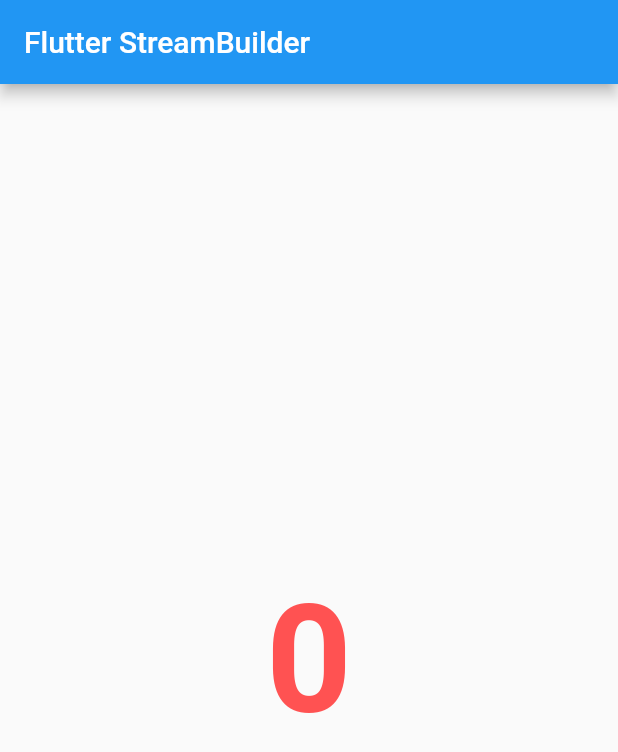
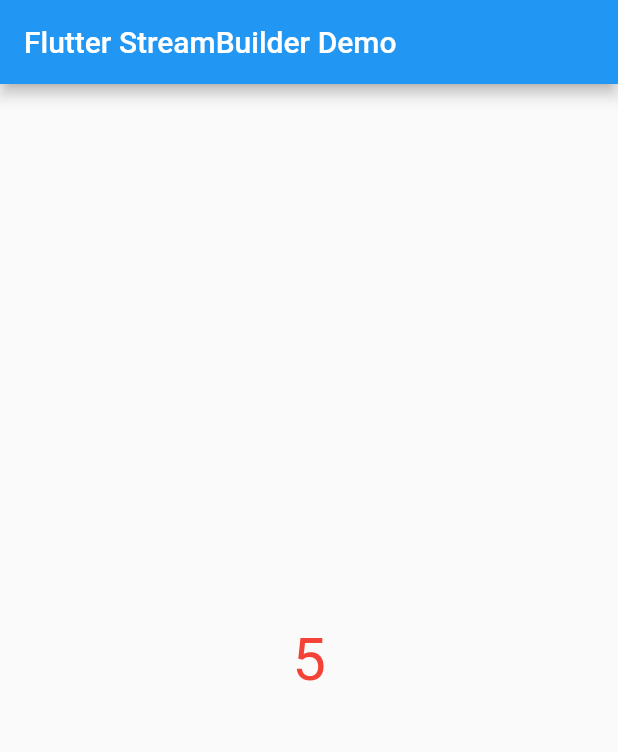
Before and after one commit to merlindensynw/Stream_Builder, a Flutter app: the screen it shows after launch, on a phone screen of 412 x 824 dp. Shown: the top 752 px of the screen. Run offline on Flutter 3.47's test engine with Material 2 defaults, Android fonts, the phone set to English and light mode, and no system bars.

Commit message:
Stream Builder

```diff
--- a/lib/main.dart
+++ b/lib/main.dart
@@ -13,49 +13,86 @@ class MyApp extends StatelessWidget {
         primarySwatch: Colors.blue,
         visualDensity: VisualDensity.adaptivePlatformDensity,
       ),
-      home: HomePage(),
+      home:   StreamBuilderDemo(),
       debugShowCheckedModeBanner: false,
     );
   }
 }
 
-class HomePage extends StatefulWidget {
-  const HomePage({Key? key}) : super(key: key);
+Stream<int> generateNumbers = (() async* {
+  await Future<void>.delayed(Duration(seconds: 2));
+
+  for (int i = 1; i <= 10; i++) {
+    await Future<void>.delayed(Duration(seconds: 1));
+    yield i;
+  }
+})();
+
+class StreamBuilderDemo extends StatefulWidget {
+  @override
+  State<StatefulWidget> createState() {
+    return _StreamBuilderDemoState ();
+  }
+}
+
+class _StreamBuilderDemoState extends State<StreamBuilderDemo> {
 
   @override
-  State<HomePage> createState() => _HomePageState();
-}
-
-class _HomePageState extends State<HomePage> {
-  var _count=0;
+  initState() {
+    super.initState();
+  }
 
   @override
   Widget build(BuildContext context) {
     return Scaffold(
-      appBar: AppBar(title: Text("Flutter StreamBuilder")),
-      body: Center(child: _buildStramBuilder()),
+      appBar: AppBar(
+        automaticallyImplyLeading: false,
+        title: const Text('Flutter StreamBuilder Demo'),
+      ),
+      body: SizedBox(
+        width: double.infinity,
+        child: Center(
+          child: StreamBuilder<int>(
+            stream: generateNumbers,
+            initialData: 0,
+            builder: (
+                BuildContext context,
+                AsyncSnapshot<int> snapshot,
+                ) {
+              if (snapshot.connectionState == ConnectionState.waiting) {
+                return Column(
+                  crossAxisAlignment: CrossAxisAlignment.center,
+                  mainAxisAlignment: MainAxisAlignment.center,
+                  children: [
+                    CircularProgressIndicator(),
+                    Visibility(
+                      visible: snapshot.hasData,
+                      child: Text(
+                        snapshot.data.toString(),
+                        style: const TextStyle(color: Colors.black, fontSize: 24),
+                      ),
+                    ),
+                  ],
+                );
+              } else if (snapshot.connectionState == ConnectionState.active
+                  || snapshot.connectionState == ConnectionState.done) {
+                if (snapshot.hasError) {
+                  return const Text('Error');
+                } else if (snapshot.hasData) {
+                  return Text(
+                      snapshot.data.toString(),
+                      style: const TextStyle(color: Colors.red, fontSize: 40)
+                  );
+                } else {
+                  return const Text('Empty data');
+                }
+              } else {
+                return Text('State: ${snapshot.connectionState}');
+              }
+            },
+          ),
+        ),
+      ),
     );
   }
-  _buildStramBuilder(){
-    return StreamBuilder(
-      stream: _increaseCount(),
-        builder:(context,snapshot) {
-         if(snapshot.connectionState == ConnectionState.active){
-           return Center(
-             child: Text(
-               '${snapshot.data}',
-               style: TextStyle(fontSize: 100,color:Colors.redAccent,fontWeight: FontWeight.bold),
-             ),
-           );
-         }
-         return CircularProgressIndicator();
-      }
-    );
-  }
-  Stream<int> _increaseCount() async *{
-    while(true){
-      await Future.delayed(Duration(seconds: 5));
-      yield _count++;
-    }
-  }
 }
```
